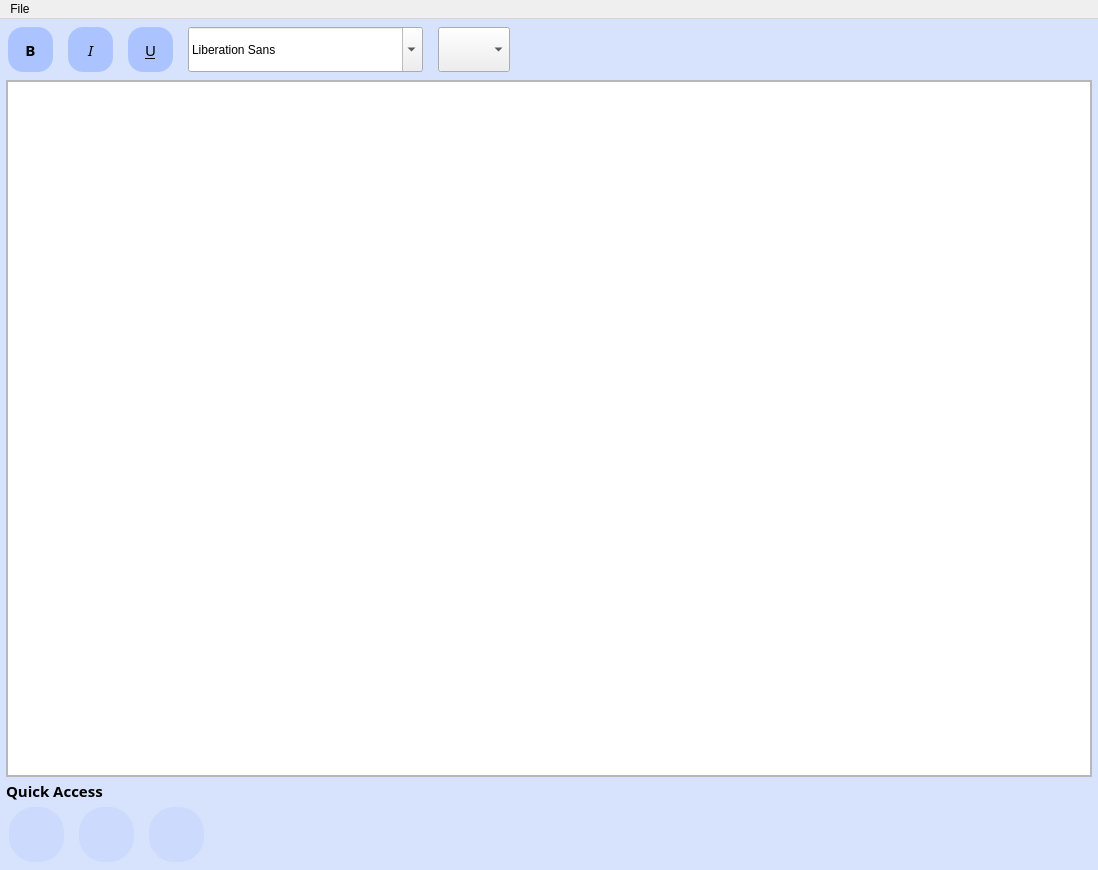
This is App/UI/Bible Notes.ui in Christo77793/The-Living-Word as Qt 5 draws it before an edit. The edited form follows.
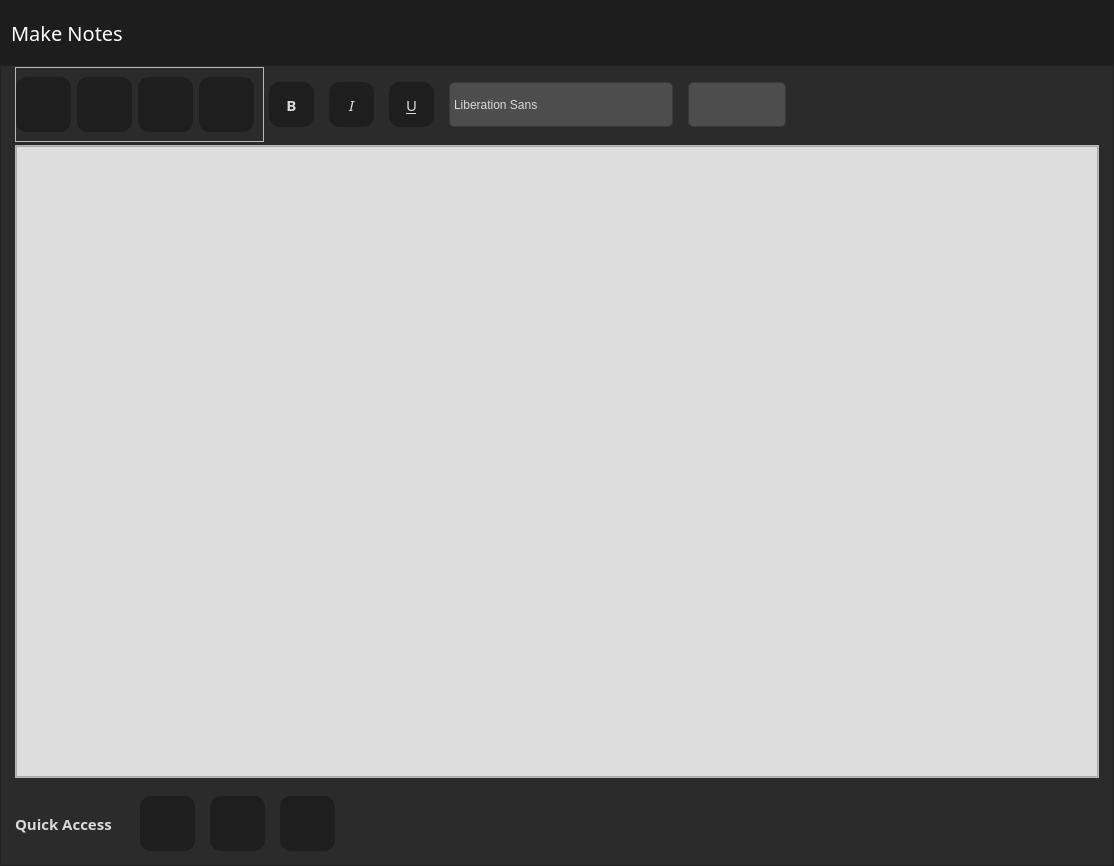
This is the edited form. Icons and pictures are not drawn.

What changed in the file:
```diff
--- a/App/UI/Bible Notes.ui
+++ b/App/UI/Bible Notes.ui
@@ -6,8 +6,8 @@
    <rect>
     <x>0</x>
     <y>0</y>
-    <width>1098</width>
-    <height>870</height>
+    <width>1114</width>
+    <height>866</height>
    </rect>
   </property>
   <property name="windowTitle">
@@ -18,27 +18,233 @@
   </property>
   <widget class="QWidget" name="centralwidget">
    <property name="styleSheet">
-    <string notr="true">#centralwidget, #quick_access_frame, #text_editor_frame, #text_format_frame {
-	background-color: rgba(215, 227, 252, 1);
-}</string>
+    <string notr="true">/*#centralwidget, #quick_access_frame, #text_editor_frame, #text_format_frame {
+	background-color: rgb(43, 43, 43);
+}*/</string>
    </property>
    <layout class="QVBoxLayout" name="verticalLayout">
     <property name="spacing">
-     <number>3</number>
+     <number>0</number>
     </property>
     <property name="leftMargin">
-     <number>3</number>
+     <number>0</number>
     </property>
     <property name="topMargin">
-     <number>3</number>
+     <number>0</number>
     </property>
     <property name="rightMargin">
-     <number>3</number>
+     <number>0</number>
     </property>
     <property name="bottomMargin">
-     <number>3</number>
+     <number>0</number>
     </property>
     <item>
+     <widget class="QFrame" name="title_frame">
+      <property name="minimumSize">
+       <size>
+        <width>0</width>
+        <height>65</height>
+       </size>
+      </property>
+      <property name="styleSheet">
+       <string notr="true">#title_frame{
+	background-color: rgb(29, 29, 29);
+}</string>
+      </property>
+      <property name="locale">
+       <locale language="English" country="Canada"/>
+      </property>
+      <property name="frameShape">
+       <enum>QFrame::NoFrame</enum>
+      </property>
+      <property name="frameShadow">
+       <enum>QFrame::Plain</enum>
+      </property>
+      <layout class="QHBoxLayout" name="horizontalLayout_5">
+       <property name="leftMargin">
+        <number>11</number>
+       </property>
+       <property name="topMargin">
+        <number>0</number>
+       </property>
+       <property name="rightMargin">
+        <number>0</number>
+       </property>
+       <property name="bottomMargin">
+        <number>0</number>
+       </property>
+       <item alignment="Qt::AlignLeft">
+        <widget class="QLabel" name="app_title">
+         <property name="font">
+          <font>
+           <family>Modern No. 20</family>
+           <pointsize>15</pointsize>
+          </font>
+         </property>
+         <property name="styleSheet">
+          <string notr="true">color: rgb(255, 255, 255)</string>
+         </property>
+         <property name="text">
+          <string>Make Notes</string>
+         </property>
+        </widget>
+       </item>
+       <item>
+        <spacer name="horizontalSpacer">
+         <property name="orientation">
+          <enum>Qt::Horizontal</enum>
+         </property>
+         <property name="sizeHint" stdset="0">
+          <size>
+           <width>40</width>
+           <height>20</height>
+          </size>
+         </property>
+        </spacer>
+       </item>
+       <item alignment="Qt::AlignRight|Qt::AlignTop">
+        <widget class="QFrame" name="windowButtons_frame">
+         <property name="styleSheet">
+          <string notr="true">QPushButton{
+	border-radius: 100px;
+}
+
+QPushButton:hover{
+	background-color: rgb(35, 35, 35);
+}</string>
+         </property>
+         <property name="locale">
+          <locale language="English" country="Canada"/>
+         </property>
+         <property name="frameShape">
+          <enum>QFrame::NoFrame</enum>
+         </property>
+         <property name="frameShadow">
+          <enum>QFrame::Plain</enum>
+         </property>
+         <layout class="QHBoxLayout" name="horizontalLayout_6">
+          <property name="spacing">
+           <number>0</number>
+          </property>
+          <property name="leftMargin">
+           <number>0</number>
+          </property>
+          <property name="topMargin">
+           <number>0</number>
+          </property>
+          <property name="rightMargin">
+           <number>0</number>
+          </property>
+          <property name="bottomMargin">
+           <number>0</number>
+          </property>
+          <item>
+           <widget class="QPushButton" name="minimiseButton">
+            <property name="minimumSize">
+             <size>
+              <width>55</width>
+              <height>35</height>
+             </size>
+            </property>
+            <property name="locale">
+             <locale language="English" country="Canada"/>
+            </property>
+            <property name="text">
+             <string/>
+            </property>
+            <property name="icon">
+             <iconset>
+              <normaloff>../Images/Buttons/minimise.png</normaloff>../Images/Buttons/minimise.png</iconset>
+            </property>
+            <property name="iconSize">
+             <size>
+              <width>20</width>
+              <height>20</height>
+             </size>
+            </property>
+           </widget>
+          </item>
+          <item>
+           <widget class="QPushButton" name="restoreButton">
+            <property name="minimumSize">
+             <size>
+              <width>55</width>
+              <height>35</height>
+             </size>
+            </property>
+            <property name="locale">
+             <locale language="English" country="Canada"/>
+            </property>
+            <property name="text">
+             <string/>
+            </property>
+            <property name="icon">
+             <iconset>
+              <normaloff>../Images/Buttons/restore.png</normaloff>../Images/Buttons/restore.png</iconset>
+            </property>
+           </widget>
+          </item>
+          <item>
+           <widget class="QPushButton" name="closeButton">
+            <property name="minimumSize">
+             <size>
+              <width>55</width>
+              <height>35</height>
+             </size>
+            </property>
+            <property name="styleSheet">
+             <string notr="true">QPushButton:hover{
+	background-color: rgb(255, 0, 0);
+}</string>
+            </property>
+            <property name="locale">
+             <locale language="English" country="Canada"/>
+            </property>
+            <property name="text">
+             <string/>
+            </property>
+            <property name="icon">
+             <iconset>
+              <normaloff>../Images/Buttons/close.png</normaloff>../Images/Buttons/close.png</iconset>
+            </property>
+           </widget>
+          </item>
+         </layout>
+        </widget>
+       </item>
+      </layout>
+     </widget>
+    </item>
+    <item>
+     <widget class="QFrame" name="central_frame">
+      <property name="styleSheet">
+       <string notr="true">#central_frame {
+	background-color: rgb(43, 43, 43)
+}</string>
+      </property>
+      <property name="frameShape">
+       <enum>QFrame::StyledPanel</enum>
+      </property>
+      <property name="frameShadow">
+       <enum>QFrame::Raised</enum>
+      </property>
+      <layout class="QVBoxLayout" name="verticalLayout_2">
+       <property name="spacing">
+        <number>3</number>
+       </property>
+       <property name="leftMargin">
+        <number>9</number>
+       </property>
+       <property name="topMargin">
+        <number>1</number>
+       </property>
+       <property name="rightMargin">
+        <number>9</number>
+       </property>
+       <property name="bottomMargin">
+        <number>9</number>
+       </property>
+       <item alignment="Qt::AlignLeft">
      <widget class="QFrame" name="text_format_frame">
       <property name="minimumSize">
        <size>
@@ -54,11 +260,116 @@
       </property>
       <property name="styleSheet">
        <string notr="true">QPushButton{
-	border-radius: 15px;
+	background-color: rgb(30, 30, 30);
+	color: rgb(217, 217, 217);
+	border-radius: 11px;
 }
 
 QPushButton:hover{
-	border-radius: 15px;
+    border: 1px solid #3775f4;
+	background-color: rgb(25, 25, 25);
+}
+
+
+QComboBox
+{
+    selection-background-color: rgb(77, 77, 77);;
+	background-color: rgb(77, 77, 77);
+	color: rgb(217, 217, 217);
+    border-style: solid;
+    border: 1px solid #3A3939;
+    border-radius: 5px;
+    padding: 2px;
+    min-width: 75px;
+}
+
+QComboBox:hover, 
+QAbstractSpinBox:hover,
+QLineEdit:hover,
+QTextEdit:hover,
+QPlainTextEdit:hover,
+QAbstractView:hover,
+QTreeView:hover
+{
+    border: 1px solid #3775f4;
+	color: rgb(217, 217, 217);
+}
+
+QComboBox:on {
+    selection-background-color: #4a4a4a;
+}
+
+QComboBox QAbstractItemView
+{
+    selection-background-color: #3775f4;
+}
+
+QComboBox::drop-down
+{
+    subcontrol-origin: padding;
+    subcontrol-position: top right;
+    width: 15px;
+    border-left-width: 0px;
+    border-left-color: darkgray;
+    border-left-style: solid;
+    border-top-right-radius: 3px;
+    border-bottom-right-radius: 3px;
+}
+
+QScrollBar:vertical {
+	background-color: rgb(29, 29, 29);
+    width: 15px;
+    margin: 15px 3px 15px 3px;
+    border: 1px transparent #2A2929;
+    border-radius: 4px;
+}
+
+QScrollBar::handle:vertical {
+	background-color: rgb(57, 192, 254);
+    min-height: 7px;
+    border-radius: 4px;
+}
+
+QScrollBar::sub-line:vertical {
+    margin: 3px 0px 3px 0px;
+    border-image: url(:/dark_blue/img/up_arrow_disabled.png);
+    height: 0px;
+    width: 0px;
+    subcontrol-position: top;
+    subcontrol-origin: margin;
+}
+
+QScrollBar::add-line:vertical {
+	border-image: url(:/dark_blue/img/down_arrow_disabled.png);
+    margin: 3px 0px 3px 0px;
+    height: 10px;
+    width: 10px;
+    subcontrol-position: bottom;
+    subcontrol-origin: margin;
+}
+
+QScrollBar::sub-line:vertical:hover, QScrollBar::sub-line:vertical:on {
+    border-image: url(:/dark_blue/img/up_arrow.png);
+    height: 10px;
+    width: 10px;
+    subcontrol-position: top;
+    subcontrol-origin: margin;
+}
+
+QScrollBar::add-line:vertical:hover, QScrollBar::add-line:vertical:on {
+    border-image: url(:/dark_blue/img/down_arrow.png);
+    height: 10px;
+    width: 10px;
+    subcontrol-position: bottom;
+    subcontrol-origin: margin;
+}
+
+QScrollBar::up-arrow:vertical, QScrollBar::down-arrow:vertical {
+    background: none;
+}
+
+QScrollBar::add-page:vertical, QScrollBar::sub-page:vertical {
+    background: none;
 }</string>
       </property>
       <property name="locale">
@@ -70,12 +381,12 @@
       <property name="frameShadow">
        <enum>QFrame::Plain</enum>
       </property>
-      <layout class="QVBoxLayout" name="verticalLayout_3">
+         <layout class="QHBoxLayout" name="horizontalLayout_4">
        <property name="spacing">
         <number>0</number>
        </property>
        <property name="leftMargin">
-        <number>0</number>
+           <number>5</number>
        </property>
        <property name="topMargin">
         <number>0</number>
@@ -87,6 +398,161 @@
         <number>0</number>
        </property>
        <item alignment="Qt::AlignLeft">
+           <widget class="QFrame" name="file_action_frame">
+            <property name="styleSheet">
+             <string notr="true">QPushButton{
+	background-color: rgb(30, 30, 30);
+	color: rgb(217, 217, 217);
+	border-radius: 11px;
+}
+
+QPushButton:hover{
+    border: 1px solid #3775f4;
+	background-color: rgb(25, 25, 25);
+}</string>
+            </property>
+            <property name="frameShape">
+             <enum>QFrame::StyledPanel</enum>
+            </property>
+            <property name="frameShadow">
+             <enum>QFrame::Raised</enum>
+            </property>
+            <layout class="QGridLayout" name="gridLayout_2">
+             <property name="leftMargin">
+              <number>0</number>
+             </property>
+             <item row="0" column="0">
+              <widget class="QPushButton" name="newButton">
+               <property name="minimumSize">
+                <size>
+                 <width>55</width>
+                 <height>55</height>
+                </size>
+               </property>
+               <property name="maximumSize">
+                <size>
+                 <width>55</width>
+                 <height>55</height>
+                </size>
+               </property>
+               <property name="toolTip">
+                <string>New File</string>
+               </property>
+               <property name="text">
+                <string/>
+               </property>
+               <property name="icon">
+                <iconset>
+                 <normaloff>../Images/Buttons/new.png</normaloff>../Images/Buttons/new.png</iconset>
+               </property>
+               <property name="iconSize">
+                <size>
+                 <width>25</width>
+                 <height>25</height>
+                </size>
+               </property>
+              </widget>
+             </item>
+             <item row="0" column="1">
+              <widget class="QPushButton" name="openButton">
+               <property name="minimumSize">
+                <size>
+                 <width>55</width>
+                 <height>55</height>
+                </size>
+               </property>
+               <property name="maximumSize">
+                <size>
+                 <width>55</width>
+                 <height>55</height>
+                </size>
+               </property>
+               <property name="toolTip">
+                <string>Open File</string>
+               </property>
+               <property name="text">
+                <string/>
+               </property>
+               <property name="icon">
+                <iconset>
+                 <normaloff>../Images/Buttons/open.png</normaloff>../Images/Buttons/open.png</iconset>
+               </property>
+               <property name="iconSize">
+                <size>
+                 <width>25</width>
+                 <height>25</height>
+                </size>
+               </property>
+              </widget>
+             </item>
+             <item row="0" column="2">
+              <widget class="QPushButton" name="saveButton">
+               <property name="minimumSize">
+                <size>
+                 <width>55</width>
+                 <height>55</height>
+                </size>
+               </property>
+               <property name="maximumSize">
+                <size>
+                 <width>55</width>
+                 <height>55</height>
+                </size>
+               </property>
+               <property name="toolTip">
+                <string>Save File</string>
+               </property>
+               <property name="text">
+                <string/>
+               </property>
+               <property name="icon">
+                <iconset>
+                 <normaloff>../Images/Buttons/save.png</normaloff>../Images/Buttons/save.png</iconset>
+               </property>
+               <property name="iconSize">
+                <size>
+                 <width>25</width>
+                 <height>25</height>
+                </size>
+               </property>
+              </widget>
+             </item>
+             <item row="0" column="3">
+              <widget class="QPushButton" name="saveAsButton">
+               <property name="minimumSize">
+                <size>
+                 <width>55</width>
+                 <height>55</height>
+                </size>
+               </property>
+               <property name="maximumSize">
+                <size>
+                 <width>55</width>
+                 <height>55</height>
+                </size>
+               </property>
+               <property name="toolTip">
+                <string>Save File As...</string>
+               </property>
+               <property name="text">
+                <string/>
+               </property>
+               <property name="icon">
+                <iconset>
+                 <normaloff>../Images/Buttons/save-as.png</normaloff>../Images/Buttons/save-as.png</iconset>
+               </property>
+               <property name="iconSize">
+                <size>
+                 <width>25</width>
+                 <height>25</height>
+                </size>
+               </property>
+              </widget>
+             </item>
+            </layout>
+           </widget>
+          </item>
+          <item alignment="Qt::AlignTop">
         <widget class="QFrame" name="frame_5">
          <property name="maximumSize">
           <size>
@@ -114,7 +580,7 @@
            <number>5</number>
           </property>
           <property name="topMargin">
-           <number>5</number>
+              <number>15</number>
           </property>
           <property name="rightMargin">
            <number>5</number>
@@ -128,7 +594,7 @@
           <property name="verticalSpacing">
            <number>5</number>
           </property>
-          <item row="0" column="0">
+             <item row="0" column="2">
            <widget class="QPushButton" name="boldButton">
             <property name="enabled">
              <bool>true</bool>
@@ -157,7 +623,7 @@
              <string>Bold</string>
             </property>
             <property name="styleSheet">
-             <string notr="true">QPushButton{
+                <string notr="true">/*QPushButton{
 	background-color: rgba(171, 196, 255, 1);
 }
 
@@ -173,7 +639,32 @@
             </property>
            </widget>
           </item>
-          <item row="0" column="2">
+             <item row="0" column="6">
+              <widget class="QFontComboBox" name="changeFontButton">
+               <property name="minimumSize">
+                <size>
+                 <width>81</width>
+                 <height>45</height>
+                </size>
+               </property>
+               <property name="maximumSize">
+                <size>
+                 <width>16777215</width>
+                 <height>45</height>
+                </size>
+               </property>
+               <property name="font">
+                <font>
+                 <family>MS Shell Dlg 2</family>
+                 <pointsize>9</pointsize>
+                </font>
+               </property>
+               <property name="locale">
+                <locale language="English" country="Canada"/>
+               </property>
+              </widget>
+             </item>
+             <item row="0" column="4">
            <widget class="QPushButton" name="underlineButton">
             <property name="minimumSize">
              <size>
@@ -198,7 +689,7 @@
              <string>Underline</string>
             </property>
             <property name="styleSheet">
-             <string notr="true">QPushButton{
+                <string notr="true">/*QPushButton{
 	background-color: rgba(171, 196, 255, 1);
 }
 
@@ -214,7 +705,7 @@
             </property>
            </widget>
           </item>
-          <item row="0" column="1">
+             <item row="0" column="3">
            <widget class="QPushButton" name="italicButton">
             <property name="minimumSize">
              <size>
@@ -239,7 +730,7 @@
              <string>Italic</string>
             </property>
             <property name="styleSheet">
-             <string notr="true">QPushButton{
+                <string notr="true">/*QPushButton{
 	background-color: rgba(171, 196, 255, 1);
 }
 
@@ -255,36 +746,11 @@
             </property>
            </widget>
           </item>
-          <item row="0" column="4">
-           <widget class="QFontComboBox" name="changeFontButton">
-            <property name="minimumSize">
-             <size>
-              <width>0</width>
-              <height>45</height>
-             </size>
-            </property>
-            <property name="maximumSize">
-             <size>
-              <width>16777215</width>
-              <height>45</height>
-             </size>
-            </property>
-            <property name="font">
-             <font>
-              <family>Goudy Old Style</family>
-              <pointsize>9</pointsize>
-             </font>
-            </property>
-            <property name="locale">
-             <locale language="English" country="Canada"/>
-            </property>
-           </widget>
-          </item>
-          <item row="0" column="5">
+             <item row="0" column="7">
            <widget class="QComboBox" name="changeFontSizeButton">
             <property name="minimumSize">
              <size>
-              <width>0</width>
+                 <width>81</width>
               <height>45</height>
              </size>
             </property>
@@ -296,7 +762,7 @@
             </property>
             <property name="font">
              <font>
-              <family>Goudy Old Style</family>
+                 <family>MS Shell Dlg 2</family>
               <pointsize>9</pointsize>
              </font>
             </property>
@@ -330,13 +796,13 @@
         <number>3</number>
        </property>
        <property name="leftMargin">
-        <number>3</number>
+           <number>5</number>
        </property>
        <property name="topMargin">
         <number>0</number>
        </property>
        <property name="rightMargin">
-        <number>3</number>
+           <number>5</number>
        </property>
        <property name="bottomMargin">
         <number>0</number>
@@ -360,8 +826,8 @@
            <rect>
             <x>0</x>
             <y>0</y>
-            <width>1084</width>
-            <height>688</height>
+               <width>1082</width>
+               <height>627</height>
            </rect>
           </property>
           <layout class="QHBoxLayout" name="horizontalLayout">
@@ -388,6 +854,9 @@
                <pointsize>13</pointsize>
               </font>
              </property>
+                <property name="styleSheet">
+                 <string notr="true">background-color: rgb(221, 221, 221);</string>
+                </property>
              <property name="locale">
               <locale language="English" country="Canada"/>
              </property>
@@ -400,7 +869,7 @@
       </layout>
      </widget>
     </item>
-    <item>
+       <item alignment="Qt::AlignLeft">
      <widget class="QFrame" name="quick_access_frame">
       <property name="maximumSize">
        <size>
@@ -420,18 +889,18 @@
       <property name="frameShadow">
        <enum>QFrame::Plain</enum>
       </property>
-      <layout class="QVBoxLayout" name="verticalLayout_2">
+         <layout class="QHBoxLayout" name="horizontalLayout_3">
        <property name="spacing">
-        <number>0</number>
+           <number>25</number>
        </property>
        <property name="leftMargin">
-        <number>3</number>
+           <number>5</number>
        </property>
        <property name="topMargin">
-        <number>0</number>
+           <number>10</number>
        </property>
        <property name="rightMargin">
-        <number>3</number>
+           <number>5</number>
        </property>
        <property name="bottomMargin">
         <number>0</number>
@@ -446,6 +915,9 @@
            <bold>true</bold>
           </font>
          </property>
+            <property name="styleSheet">
+             <string notr="true">color: rgb(217, 217, 217);</string>
+            </property>
          <property name="locale">
           <locale language="English" country="Canada"/>
          </property>
@@ -454,7 +926,7 @@
          </property>
         </widget>
        </item>
-       <item alignment="Qt::AlignLeft">
+          <item>
         <widget class="QFrame" name="frame">
          <property name="minimumSize">
           <size>
@@ -470,8 +942,9 @@
          </property>
          <property name="styleSheet">
           <string notr="true">QPushButton{
-	background-color: rgba(204, 219, 253, 1);
-	border-radius: 25px;
+	background-color: rgb(30, 30, 30);
+	color: rgb(217, 217, 217);
+	border-radius: 11px;
 }
 
 QPushButton:hover{
@@ -609,7 +1082,7 @@
             </property>
             <property name="iconSize">
              <size>
-              <width>45</width>
+                 <width>20</width>
               <height>20</height>
              </size>
             </property>
@@ -623,25 +1096,8 @@
     </item>
    </layout>
   </widget>
-  <widget class="QMenuBar" name="menubar">
-   <property name="geometry">
-    <rect>
-     <x>0</x>
-     <y>0</y>
-     <width>1098</width>
-     <height>26</height>
-    </rect>
-   </property>
-   <widget class="QMenu" name="menuFile">
-    <property name="title">
-     <string>File</string>
-    </property>
-    <addaction name="actionNew"/>
-    <addaction name="actionOpen"/>
-    <addaction name="actionSave"/>
-    <addaction name="actionSave_As"/>
-   </widget>
-   <addaction name="menuFile"/>
+    </item>
+   </layout>
   </widget>
   <action name="actionOpen">
    <property name="text">
```
Left out of the diff: 12 changed lines with no effect on the pictures. Lines whose indentation alone changed are shown as unchanged.
